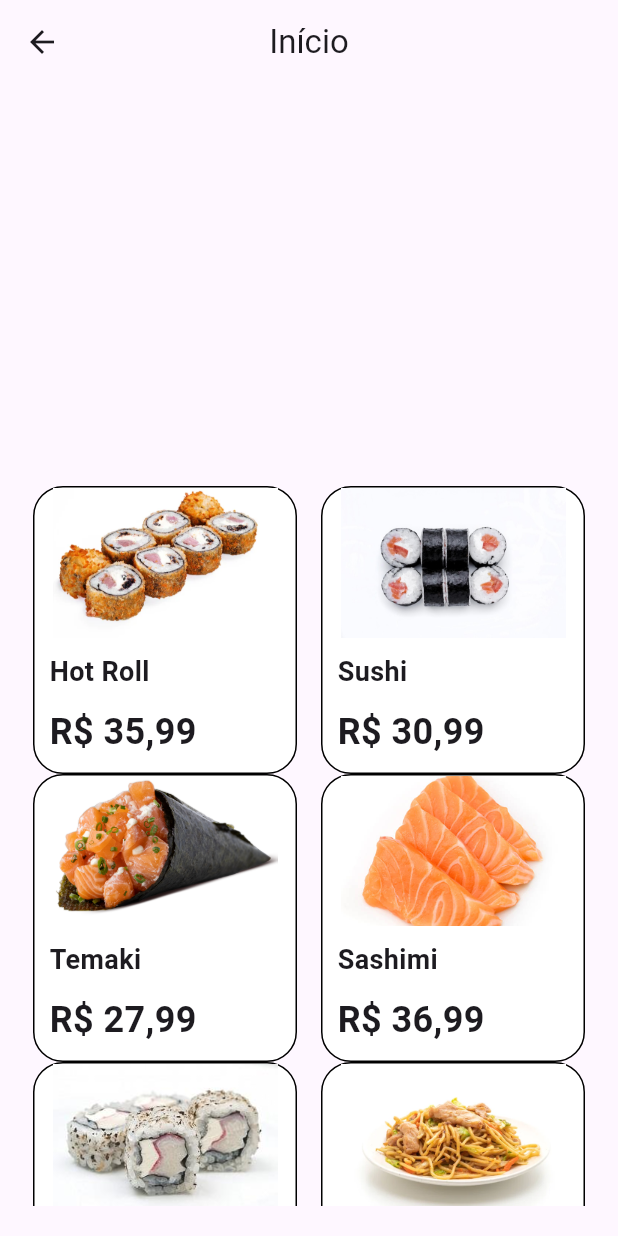
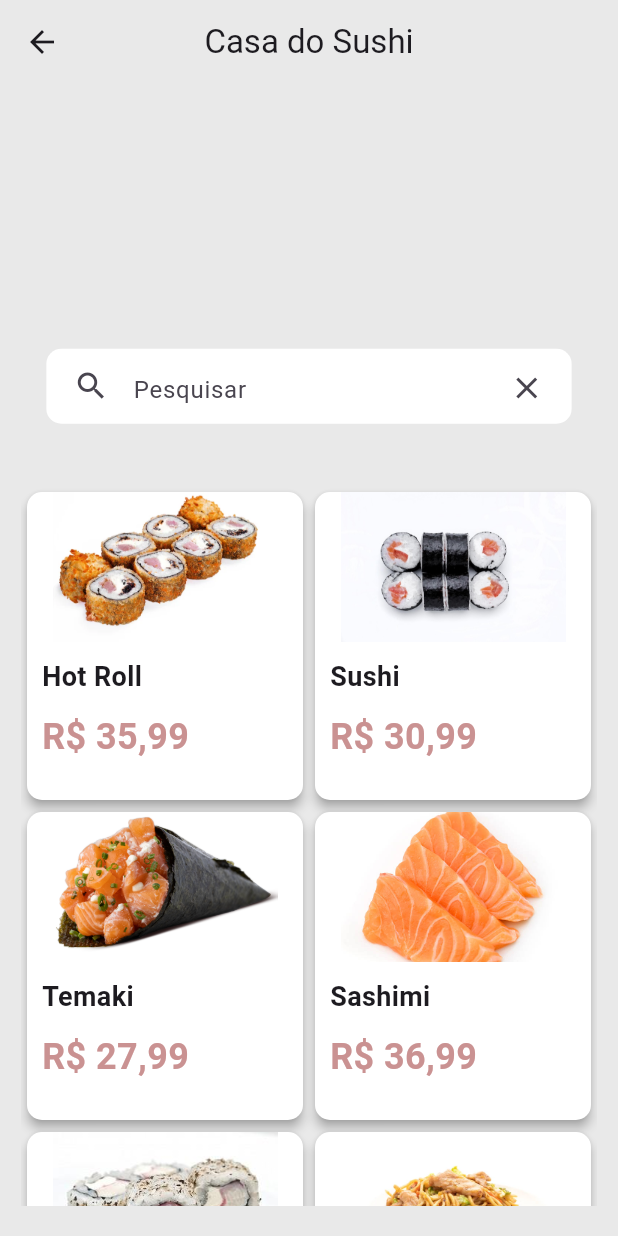
Before and after one commit to Gusrrocha/Casa-do-Sushi, a Flutter app: the Inicio screen opened directly, on a phone screen of 412 x 824 dp. Run offline on Flutter 3.47's test engine with Material 3 defaults, Android fonts, the phone set to English and light mode, and no system bars; our stand-ins replace firebase_auth, firebase_core, fl_chart, mask_text_input_formatter, shared_preferences, sqflite and 1 more; accounts and stored records are empty.

Commit message:
Home Page

```diff
--- a/lib/database/database_helper.dart
+++ b/lib/database/database_helper.dart
@@ -142,7 +142,6 @@ class DatabaseHelper {
       )
     ];
     for(var produto in dummyProdutos) {
-      print(produto);
       await db.insert(
         'Produto',
         produto.toJson(),
--- a/lib/screens/inicio.dart
+++ b/lib/screens/inicio.dart
@@ -1,7 +1,6 @@
 import 'package:casadosushi/models/produto.dart';
 import 'package:casadosushi/repositories/produto_repository.dart';
-import 'package:casadosushi/screens/carrinho.dart';
-import 'package:casadosushi/screens/item.dart';
+import 'package:casadosushi/screens/itemPage.dart';
 import 'package:flutter/material.dart';
 
 class Inicio extends StatefulWidget {
@@ -14,8 +13,9 @@ class Inicio extends StatefulWidget {
 class InicioState extends State<Inicio> {
   ProdutoRepository produtoRepository = ProdutoRepository();
   late List<Produto> produto = [];
+  late List<Produto> produtoList2 = [];
 
-
+  final searchField = TextEditingController();
 
   @override
   void initState() {
@@ -28,6 +28,7 @@ class InicioState extends State<Inicio> {
       (value) => {
         setState(() {
           produto = value;
+          produtoList2 = value;
         }),
       },
     );
@@ -36,40 +37,73 @@ class InicioState extends State<Inicio> {
   @override
   Widget build(BuildContext context) {
     return Scaffold(
+      backgroundColor: const Color.fromARGB(255, 233, 233, 233),
       appBar: AppBar(
-        title: const Text("Início"),
+        backgroundColor: const Color.fromARGB(255, 233, 233, 233),
+        title: const Text("Casa do Sushi"),
         centerTitle: true
         ),
       body: Column(
         children: [
+          Spacer(),
+          Container(
+            width: MediaQuery.of(context).size.width * 0.85,
+            margin: const EdgeInsets.fromLTRB(4.0, 1.5, 4.0, 10),
+            padding: const EdgeInsets.all(6),
+            height: 50,
+            decoration: BoxDecoration(
+              color: Colors.white,
+              borderRadius: BorderRadius.circular(10),
+            ),
+            child: TextField(
+              controller: searchField,
+              onChanged: (value){
+                setState(() {
+                  produtoList2 = produto.where((element) => element.name.toLowerCase().contains(value.toLowerCase())).toList();
+                });
+              },
+              decoration: InputDecoration(
+                border: InputBorder.none,
+                hintText: "Pesquisar",
+                prefixIcon: const Icon(Icons.search),
+                suffixIcon: IconButton(
+                  icon: const Icon(Icons.clear),
+                  onPressed: () {
+                    searchField.clear();
+                    refreshTable();
+                  },
+                ),
+              ),
+            ),
+          ),
+          SizedBox(height: 20),
 
-          SizedBox(height: 20),
-          Spacer(),
           Container(
             margin: const EdgeInsets.fromLTRB(4.0, 1.5, 4.0, 10),
             padding: EdgeInsets.all(10),
             height: 500,
+            color: const Color.fromARGB(255, 233, 233, 233),
             child: GridView(
               shrinkWrap: true,
               gridDelegate: const SliverGridDelegateWithFixedCrossAxisCount(
                 crossAxisCount: 2,
-                childAspectRatio: 1.00,
+                childAspectRatio: 0.90,
               ),
               // This next line does the trick.
               children: <Widget>[
-                for (var item in produto)
+                for (var item in produtoList2)
                   InkWell(
                     hoverColor: Colors.transparent,
                     onTap: () => Navigator.of(context).push(MaterialPageRoute(builder: (BuildContext context) => ItemPage(produto: item))),
-                    child: Container(
-                      width: 150,
-                      margin: const EdgeInsets.fromLTRB(8,0,8,0),
-                      decoration: BoxDecoration(
+                    child: Card(
                       color: Colors.white,
-                        border: Border.all(),
-                        borderRadius: BorderRadius.circular(20),
+                      elevation: 3,
+                      shadowColor: const Color.fromARGB(255, 161, 161, 161),
+                      shape: RoundedRectangleBorder(
+                        borderRadius: BorderRadius.circular(10),
                       ),
-                      child: Column(
+                      child:
+                        Column(
                           children: [
                             item.photo != null
                             ?
@@ -91,7 +125,7 @@ class InicioState extends State<Inicio> {
                                 alignment: Alignment.centerLeft,
                                 child: Text(
                                   "R\$ ${item.value.toString().contains('.') ? item.value.toString().replaceAll('.', ',') : "${item.value},00"}",
-                                style: TextStyle(fontSize: 16, fontWeight: FontWeight.bold),
+                                  style: TextStyle(fontSize: 16, fontWeight: FontWeight.bold, color: const Color.fromARGB(255, 202, 146, 146),),
                                   textScaler: TextScaler.linear(1.5),
                                 )
 
@@ -99,8 +133,8 @@ class InicioState extends State<Inicio> {
                             ),
                             ],
                             ),
+                          ),
                     )
-                  ),
               ],
             ),
           ),
--- a/lib/screens/item.dart
+++ b/lib/screens/itemPage.dart
@@ -1,5 +1,3 @@
-
-
 import 'package:casadosushi/carrinho_provider.dart';
 import 'package:casadosushi/models/item.dart';
 import 'package:casadosushi/models/produto.dart';
@@ -46,6 +44,7 @@ class ItemPageState extends State<ItemPage>{
   Widget build(BuildContext context){
     quantidadeController.text = "1";
     return Scaffold(
+      backgroundColor: const Color.fromARGB(255, 255, 255, 255),
       appBar: AppBar(title: Text("")),
       body:
         Container(
--- a/lib/screens/perfil.dart
+++ b/lib/screens/perfil.dart
@@ -111,8 +111,8 @@ class PerfilState extends State<Perfil> {
                       ),
                     );
                   } catch (e) {
-                    print("Erro ao tentar sair: $e");
-                  }
+                    print("Erro ao sair: $e");
+                 }
                 }();
               },
               child: Text("Sair da conta"),
```
Also changed, not shown: lib/screens/carrinho.dart (+9 -2 lines). Lines whose indentation alone changed are shown as unchanged.
